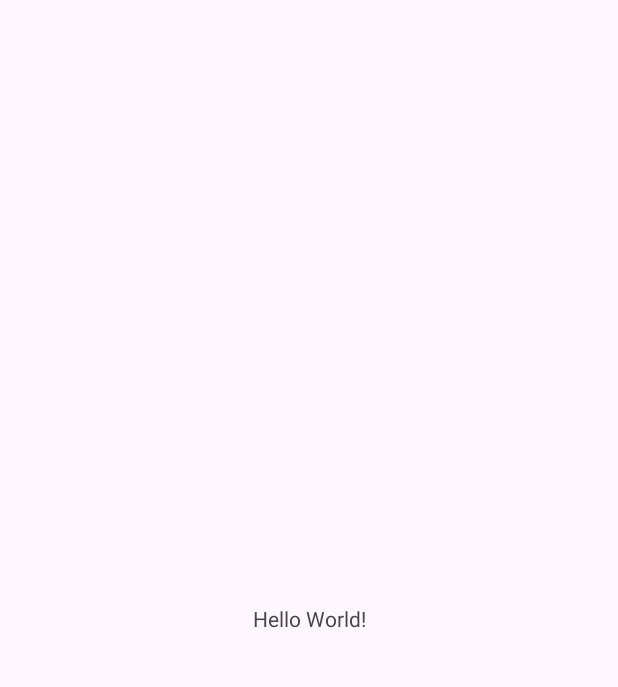
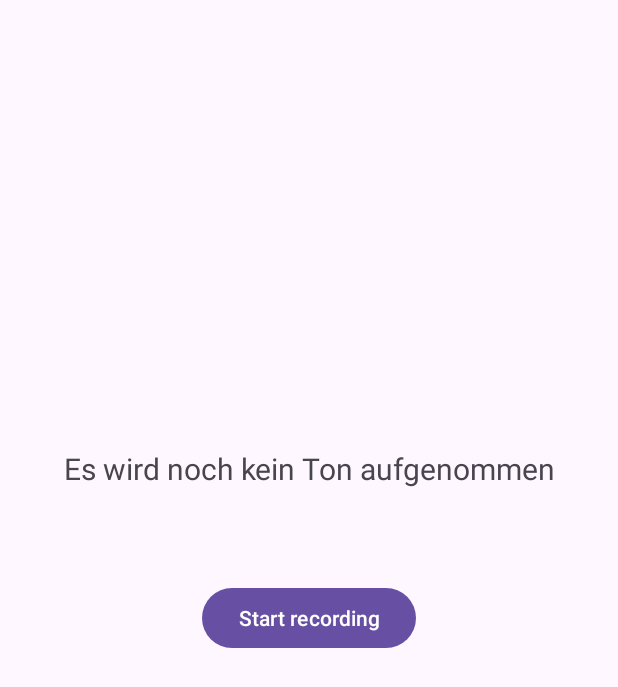
Before and after one commit to M00nCabbage/Wassertracker, an Android app: the screen it shows after launch (MainActivity), on a phone screen of 412 x 824 dp. Before the commit the part shown is almost empty. Shown: the top 687 px of the screen. Run offline under Robolectric (Android 15) with nearby library versions, the phone set to English and light mode, and no system bars.

Commit message:
Ein Button hinzugefügt. Wenn man ihn drückt wird aktuelle Amplitude angezeigt

```diff
--- a/app/src/main/java/com/example/sound1/MainActivity.java
+++ b/app/src/main/java/com/example/sound1/MainActivity.java
@@ -3,8 +3,15 @@ package com.example.sound1;
 import androidx.appcompat.app.AppCompatActivity;
 import android.content.Intent;
 import android.os.Bundle;
+import android.view.View;
+import android.widget.Button;
+import android.widget.TextView;
+
 
 public class MainActivity extends AppCompatActivity {
+    private Button button;
+    private TextView textView;
+
     @Override
     protected void onCreate(Bundle savedInstanceState) {
         super.onCreate(savedInstanceState);
@@ -12,6 +19,27 @@ public class MainActivity extends AppCompatActivity {
         Intent serviceIntent = new Intent(this,
                 SoundDetectionService.class);
         startService(serviceIntent);
+
+        textView=findViewById(R.id.text);
+        button=findViewById(R.id.startbutton);
+        SoundDetectionService soundDetectionService= new SoundDetectionService();
+
+        button.setOnClickListener(new View.OnClickListener() {
+            @Override
+            public void onClick(View view) {
+               // if(button.getText().toString()!=
+                 //       "Jetzt wird Sound aufgenommen"){
+                    button.setText("Jetzt wird Sound aufgenommen");
+
+
+                    textView.setText("Die aktuelle Amplitude ist: " +
+                            Double.toString(soundDetectionService.getAmplitude()));
+              //  }
+            /*    else{
+                    button.setText("Start recording");
+                }*/
+            }
+        });
     }
     protected void onDestroy() {
         super.onDestroy();
--- a/app/src/main/java/com/example/sound1/SoundDetectionService.java
+++ b/app/src/main/java/com/example/sound1/SoundDetectionService.java
@@ -10,6 +10,7 @@ import android.os.Build;
 import android.os.Handler;
 import android.os.IBinder;
 import android.os.Looper;
+import android.widget.TextView;
 import android.widget.Toast;
 import androidx.annotation.Nullable;
 import androidx.core.app.NotificationCompat;
@@ -79,6 +80,7 @@ public class SoundDetectionService extends Service {
             @Override
             public void run() {
                 double amplitude = getAmplitude();
+
                 if (amplitude > 0) {
                     isSoundDetected = true;
                     resetTimer();
@@ -92,7 +94,7 @@ public class SoundDetectionService extends Service {
             }
         }, TIME_INTERVAL);
     }
-    private double getAmplitude() {
+    protected double getAmplitude() {
         if (mediaRecorder != null) {
             return 20 * Math.log10(mediaRecorder.getMaxAmplitude() /
                     32767.0);
--- a/app/src/main/res/layout/activity_main.xml
+++ b/app/src/main/res/layout/activity_main.xml
@@ -7,12 +7,27 @@
     tools:context=".MainActivity">
 
     <TextView
+        android:id="@+id/text"
         android:layout_width="wrap_content"
         android:layout_height="wrap_content"
-        android:text="Hello World!"
+        android:layout_marginBottom="200dp"
+        android:text="Es wird noch kein Ton aufgenommen"
         app:layout_constraintBottom_toBottomOf="parent"
         app:layout_constraintEnd_toEndOf="parent"
         app:layout_constraintStart_toStartOf="parent"
-        app:layout_constraintTop_toTopOf="parent" />
+        app:layout_constraintTop_toTopOf="parent"
+        android:textSize="20dp"
+        />
+
+    <Button
+        android:id="@+id/startbutton"
+        android:layout_width="wrap_content"
+        android:layout_height="wrap_content"
+        android:text="Start recording"
+        app:layout_constraintBottom_toBottomOf="parent"
+        app:layout_constraintEnd_toEndOf="parent"
+        app:layout_constraintStart_toStartOf="parent"
+        app:layout_constraintTop_toTopOf="parent"
+        />
 
 </androidx.constraintlayout.widget.ConstraintLayout>
```
